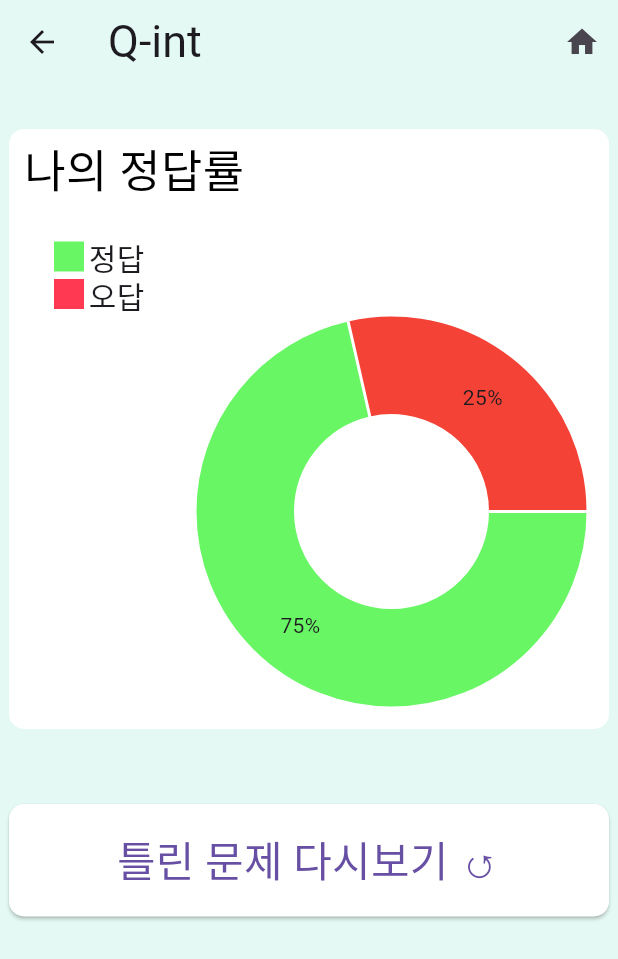
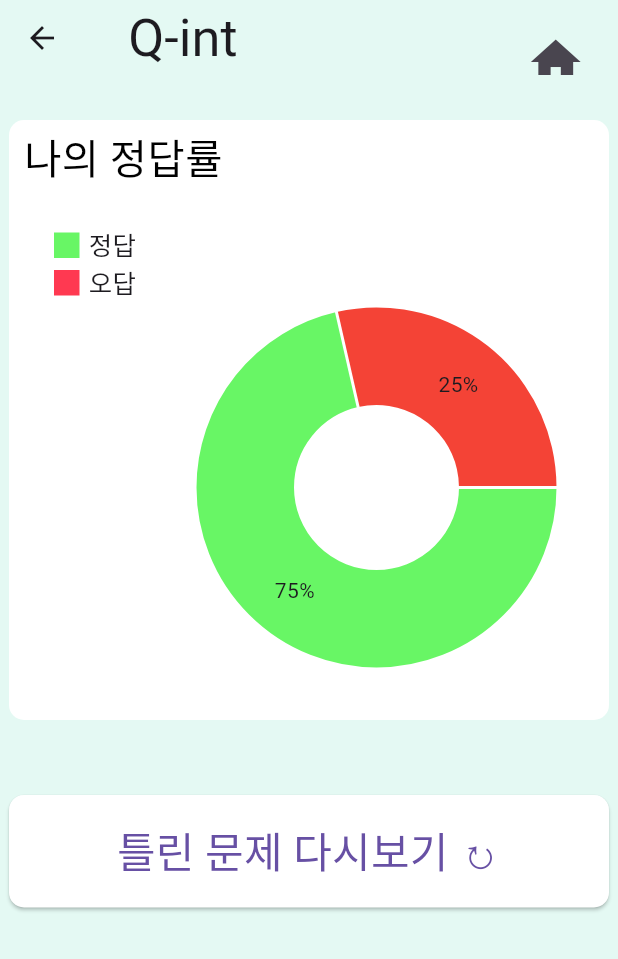
Before and after one commit to cartooncompany/homeworkMVVM, a Flutter app: the MypageScreen screen opened directly, after a tap on the "home" icon, after a tap on the "person" icon, on a phone screen of 412 x 824 dp. Shown: the top 959 px of the screen. Run offline on Flutter 3.47's test engine with Material 3 defaults, Android fonts, the phone set to English and light mode, and no system bars; drawn by our look-alikes of fl_chart; our stand-ins replace flutter_screenutil; Roboto replaces fonts that are missing (Pretendard).

Commit message:
마이 페이지

```diff
--- a/lib/MainPage/mypage_screen.dart
+++ b/lib/MainPage/mypage_screen.dart
@@ -1,8 +1,9 @@
 import 'package:fl_chart/fl_chart.dart';
+import 'package:flutter/cupertino.dart';
 import 'package:flutter/material.dart';
 import 'package:qintproject/LoginPage/login_screen.dart';
+import 'package:qintproject/MainPage/widget/my_page_app_bar.dart';
 import 'package:qintproject/ProblemPage/wronganswer_screen.dart';
-import 'home_screen.dart';
 
 class MypageScreen extends StatefulWidget {
   const MypageScreen({super.key});
@@ -16,26 +17,7 @@ class _MypageScreenState extends State<MypageScreen> {
   Widget build(BuildContext context) {
     return Scaffold(
       backgroundColor: const Color(0xffE4F9F3),
-      appBar: AppBar(
-        backgroundColor: const Color(0xffE4F9F3),
-        title: const Text(
-          "Q-int",
-          style: TextStyle(fontSize: 30),
-        ),
-        actions: [
-          IconButton(
-            onPressed: () {
-              Navigator.pushReplacement(
-                context,
-                MaterialPageRoute(
-                  builder: (context) => const HomeScreen(),
-                ),
-              );
-            },
-            icon: const Icon(Icons.home),
-          ),
-        ],
-      ),
+      appBar: const MyPageAppBar(),
       body: Center(
         child: Column(
           children: [
@@ -57,15 +39,15 @@ class _MypageScreenState extends State<MypageScreen> {
                   left: 10,
                   child: Text(
                     "나의 정답률",
-                    style: TextStyle(fontSize: 30, color: Colors.black),
+                    style: TextStyle(fontSize: 27, color: Colors.black),
                   ),
                 ),
                 Positioned(
                   top: 75,
                   left: 30,
                   child: Container(
-                    width: 20,
-                    height: 20,
+                    width: 17,
+                    height: 17,
                     color: const Color(0xff68F665),
                   ),
                 ),
@@ -74,15 +56,15 @@ class _MypageScreenState extends State<MypageScreen> {
                   left: 53,
                   child: Text(
                     "정답",
-                    style: TextStyle(fontSize: 20),
+                    style: TextStyle(fontSize: 17),
                   ),
                 ),
                 Positioned(
                   top: 100,
                   left: 30,
                   child: Container(
-                    width: 20,
-                    height: 20,
+                    width: 17,
+                    height: 17,
                     color: const Color(0xffFF3951),
                   ),
                 ),
@@ -91,19 +73,19 @@ class _MypageScreenState extends State<MypageScreen> {
                   left: 53,
                   child: Text(
                     "오답",
-                    style: TextStyle(fontSize: 20),
+                    style: TextStyle(fontSize: 17),
                   ),
                 ),
                 Positioned(
-                  top: 130,
-                  right: 20,
+                  top: 120,
+                  right: 30,
                   child: SizedBox(
                     width: 250,
                     height: 250,
                     child: PieChart(
                       PieChartData(
                         sections: getSections(),
-                        centerSpaceRadius: 65,
+                        centerSpaceRadius: 55,
                         borderData: FlBorderData(
                           show: false,
                         ),
@@ -131,11 +113,11 @@ class _MypageScreenState extends State<MypageScreen> {
                       ));
                 },
                 child: const Text(
-                  "틀린 문제 다시보기 ↺",
+                  "틀린 문제 다시보기 ↻",
                   style: TextStyle(fontSize: 28),
                 )),
             const SizedBox(
-              height: 300,
+              height: 240,
             ),
             Padding(
               padding: const EdgeInsets.all(13),
@@ -147,7 +129,7 @@ class _MypageScreenState extends State<MypageScreen> {
                       onPressed: () {
                         Navigator.pushReplacement(
                           context,
-                          MaterialPageRoute(
+                          CupertinoPageRoute(
                             builder: (context) => const LoginScreen(),
                           ),
                         );
```
